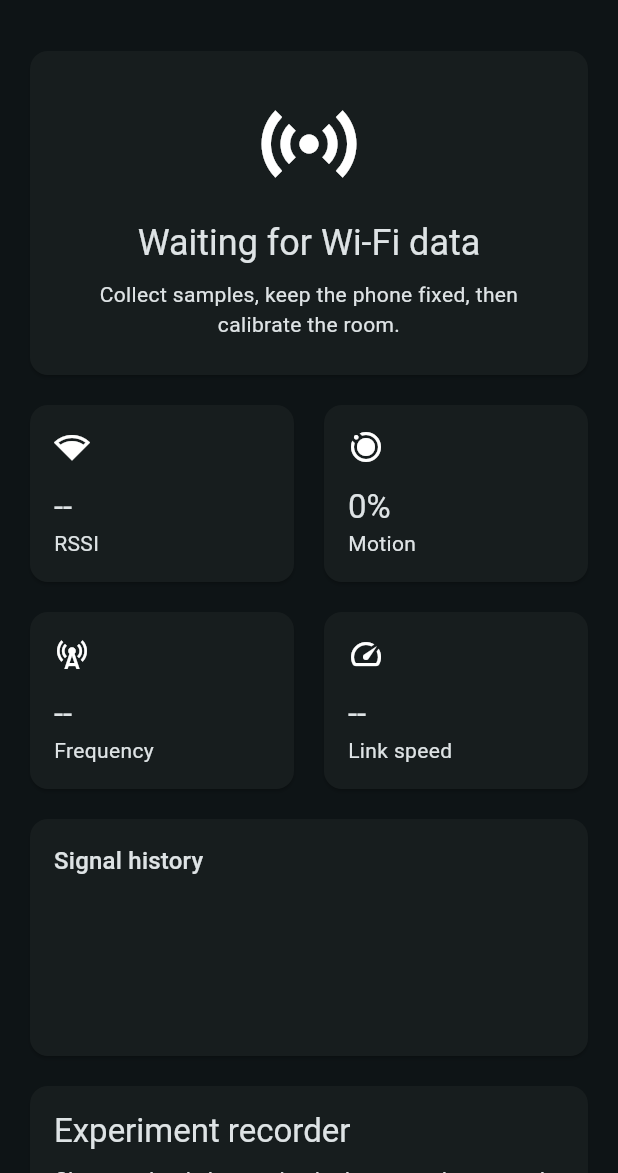
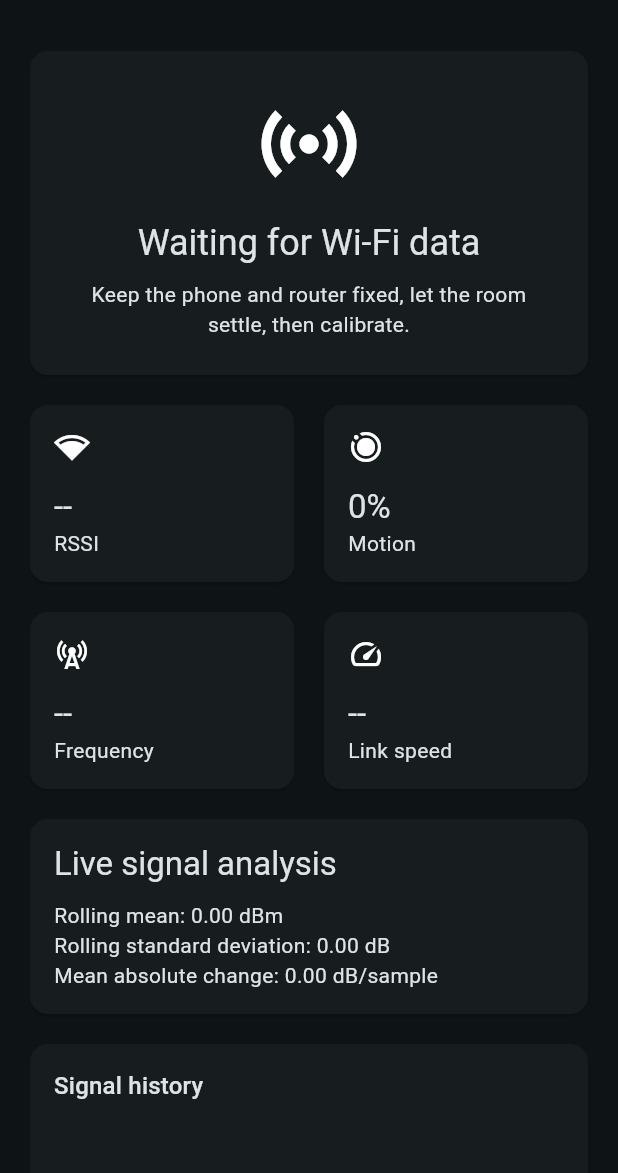
Before and after one commit to ABDULLAHkap/wifi-motion-sensing-app, a Flutter app: the screen it shows after launch, on a phone screen of 412 x 824 dp, the part 63-1236 px from its top. Run offline on Flutter 3.47's test engine with Material 3 defaults, Android fonts, the phone set to English and light mode, and no system bars.

Commit message:
Use adaptive rolling signal analysis for live motion detection

```diff
--- a/mobile/lib/main.dart
+++ b/mobile/lib/main.dart
@@ -5,6 +5,7 @@ import 'package:flutter/material.dart';
 
 import 'models/wifi_sample.dart';
 import 'services/dataset_recorder.dart';
+import 'services/signal_analyzer.dart';
 import 'services/wifi_service.dart';
 
 void main() => runApp(const WifiMotionApp());
@@ -44,12 +45,11 @@ class _MotionDashboardState extends State<MotionDashboard> {
 
   final WifiService _wifiService = WifiService();
   final DatasetRecorder _recorder = DatasetRecorder();
+  final SignalAnalyzer _analyzer = SignalAnalyzer(windowSize: 20);
   final List<int> _history = <int>[];
 
   StreamSubscription<WifiSample>? _subscription;
   WifiSample? _latest;
-  double? _baseline;
-  double _motionScore = 0;
   String? _error;
   String _selectedLabel = labels.first;
   bool _isRecording = false;
@@ -65,6 +65,7 @@ class _MotionDashboardState extends State<MotionDashboard> {
   void _startSensing() {
     _subscription = _wifiService.samples().listen(
       (sample) async {
+        _analyzer.add(sample.rssi);
         if (_isRecording) {
           await _recorder.append(sample);
         }
@@ -75,13 +76,7 @@ class _MotionDashboardState extends State<MotionDashboard> {
           _error = null;
           _history.add(sample.rssi);
           if (_history.length > 60) _history.removeAt(0);
-          if (_baseline != null) {
-            final difference = (sample.rssi - _baseline!).abs();
-            _motionScore = min(1, difference / 10);
-          }
-          if (_isRecording) {
-            _recordedSamples = _recorder.sampleCount;
-          }
+          if (_isRecording) _recordedSamples = _recorder.sampleCount;
         });
       },
       onError: (Object error) {
@@ -92,12 +87,20 @@ class _MotionDashboardState extends State<MotionDashboard> {
   }
 
   void _calibrate() {
-    if (_history.isEmpty) return;
-    final average = _history.reduce((a, b) => a + b) / _history.length;
-    setState(() {
-      _baseline = average;
-      _motionScore = 0;
-    });
+    if (!_analyzer.hasEnoughSamples) {
+      ScaffoldMessenger.of(context).showSnackBar(
+        const SnackBar(content: Text('Keep the room stable and wait for at least 10 Wi-Fi samples.')),
+      );
+      return;
+    }
+    setState(_analyzer.calibrate);
+    ScaffoldMessenger.of(context).showSnackBar(
+      SnackBar(
+        content: Text(
+          'Calibrated: mean ${_analyzer.baselineMean!.toStringAsFixed(1)} dBm, noise ${_analyzer.baselineStd!.toStringAsFixed(2)} dB.',
+        ),
+      ),
+    );
   }
 
   Future<void> _toggleRecording() async {
@@ -153,8 +156,9 @@ class _MotionDashboardState extends State<MotionDashboard> {
   @override
   Widget build(BuildContext context) {
     final connected = _latest != null;
-    final calibrated = _baseline != null;
-    final moving = calibrated && _motionScore >= 0.3;
+    final calibrated = _analyzer.isCalibrated;
+    final motionScore = _analyzer.motionScore;
+    final moving = _analyzer.motionDetected;
 
     return Scaffold(
       appBar: AppBar(
@@ -178,10 +182,7 @@ class _MotionDashboardState extends State<MotionDashboard> {
                 padding: const EdgeInsets.all(24),
                 child: Column(
                   children: [
-                    Icon(
-                      moving ? Icons.directions_run : Icons.sensors,
-                      size: 76,
-                    ),
+                    Icon(moving ? Icons.directions_run : Icons.sensors, size: 76),
                     const SizedBox(height: 12),
                     Text(
                       !connected
@@ -197,8 +198,8 @@ class _MotionDashboardState extends State<MotionDashboard> {
                     const SizedBox(height: 8),
                     Text(
                       calibrated
-                          ? 'Motion confidence ${(100 * _motionScore).round()}%'
-                          : 'Collect samples, keep the phone fixed, then calibrate the room.',
+                          ? 'Adaptive motion score ${(100 * motionScore).round()}%'
+                          : 'Keep the phone and router fixed, let the room settle, then calibrate.',
                       textAlign: TextAlign.center,
                     ),
                   ],
@@ -219,7 +220,7 @@ class _MotionDashboardState extends State<MotionDashboard> {
                 Expanded(
                   child: _MetricCard(
                     label: 'Motion',
-                    value: '${(_motionScore * 100).round()}%',
+                    value: '${(motionScore * 100).round()}%',
                     icon: Icons.motion_photos_on,
                   ),
                 ),
@@ -231,9 +232,7 @@ class _MotionDashboardState extends State<MotionDashboard> {
                 Expanded(
                   child: _MetricCard(
                     label: 'Frequency',
-                    value: _latest?.frequencyMhz == null
-                        ? '--'
-                        : '${_latest!.frequencyMhz} MHz',
+                    value: _latest?.frequencyMhz == null ? '--' : '${_latest!.frequencyMhz} MHz',
                     icon: Icons.cell_tower,
                   ),
                 ),
@@ -241,9 +240,7 @@ class _MotionDashboardState extends State<MotionDashboard> {
                 Expanded(
                   child: _MetricCard(
                     label: 'Link speed',
-                    value: _latest?.linkSpeedMbps == null
-                        ? '--'
-                        : '${_latest!.linkSpeedMbps} Mbps',
+                    value: _latest?.linkSpeedMbps == null ? '--' : '${_latest!.linkSpeedMbps} Mbps',
                     icon: Icons.speed,
                   ),
                 ),
@@ -256,10 +253,30 @@ class _MotionDashboardState extends State<MotionDashboard> {
                 child: Column(
                   crossAxisAlignment: CrossAxisAlignment.start,
                   children: [
+                    Text('Live signal analysis', style: Theme.of(context).textTheme.titleLarge),
+                    const SizedBox(height: 10),
+                    Text('Rolling mean: ${_analyzer.currentMean.toStringAsFixed(2)} dBm'),
+                    Text('Rolling standard deviation: ${_analyzer.currentStd.toStringAsFixed(2)} dB'),
+                    Text('Mean absolute change: ${_analyzer.meanAbsoluteChange.toStringAsFixed(2)} dB/sample'),
+                    if (calibrated) ...[
+                      Text('Baseline mean: ${_analyzer.baselineMean!.toStringAsFixed(2)} dBm'),
+                      Text('Baseline noise: ${_analyzer.baselineStd!.toStringAsFixed(2)} dB'),
+                    ],
+                  ],
+                ),
+              ),
+            ),
+            const SizedBox(height: 12),
+            Card(
+              child: Padding(
+                padding: const EdgeInsets.all(16),
+                child: Column(
+                  crossAxisAlignment: CrossAxisAlignment.start,
+                  children: [
                     Text('Signal history', style: Theme.of(context).textTheme.titleMedium),
                     const SizedBox(height: 12),
                     SizedBox(
-                      height: 90,
+                      height: 100,
                       child: CustomPaint(
                         painter: _SignalPainter(_history),
                         child: const SizedBox.expand(),
@@ -323,10 +340,7 @@ class _MotionDashboardState extends State<MotionDashboard> {
                     ),
                     if (_lastSavedPath != null) ...[
                       const SizedBox(height: 12),
-                      Text(
-                        'Saved locally as CSV:\n$_lastSavedPath',
-                        style: Theme.of(context).textTheme.bodySmall,
-                      ),
+                      Text('Saved locally as CSV:\n$_lastSavedPath', style: Theme.of(context).textTheme.bodySmall),
                     ],
                   ],
                 ),
@@ -343,13 +357,13 @@ class _MotionDashboardState extends State<MotionDashboard> {
             ],
             const SizedBox(height: 20),
             FilledButton.icon(
-              onPressed: _history.isEmpty ? null : _calibrate,
+              onPressed: _analyzer.hasEnoughSamples ? _calibrate : null,
               icon: const Icon(Icons.tune),
               label: const Text('Calibrate Room'),
             ),
             const SizedBox(height: 12),
             const Text(
-              'Recommended first dataset: record at least 2–5 minutes for each label while keeping the phone and router fixed. Human-count estimation will be added only after we evaluate the recorded data.',
+              'The live detector now uses rolling mean, standard deviation and rate of change instead of one RSSI difference. The ML model will be trained after enough labelled CSV recordings are collected.',
               textAlign: TextAlign.center,
             ),
           ],
```
